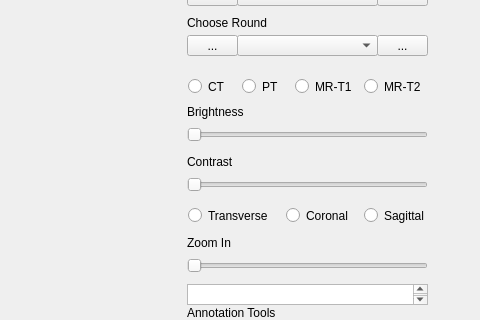
The window that py_code/main_window.ui (BBQtime/iDL_3d) describes before a commit, drawn with Qt 5; both pictures show x 113 to 593 and y 235 to 555 of the 593 by 673 pixel window.
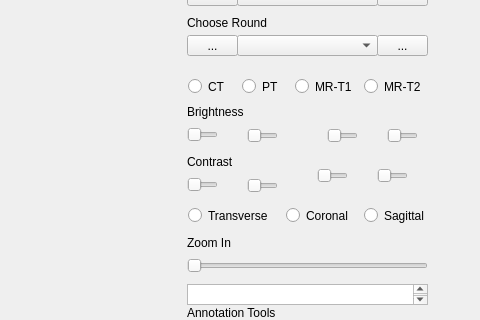
The same window after the commit. Icons and pictures are not drawn.

Commit message: each of the 4 modalities now has their individual brightness and contrast slider bars

The edit to the form file:
```diff
--- a/py_code/main_window.ui
+++ b/py_code/main_window.ui
@@ -166,7 +166,7 @@
      <rect>
       <x>300</x>
       <y>359</y>
-      <width>241</width>
+      <width>31</width>
       <height>22</height>
      </rect>
     </property>
@@ -179,7 +179,7 @@
      <rect>
       <x>300</x>
       <y>409</y>
-      <width>241</width>
+      <width>31</width>
       <height>22</height>
      </rect>
     </property>
@@ -646,6 +646,84 @@
      <string>Choose iDL GTVs</string>
     </property>
    </widget>
+   <widget class="QSlider" name="_slider_bright_pt">
+    <property name="geometry">
+     <rect>
+      <x>360</x>
+      <y>360</y>
+      <width>31</width>
+      <height>22</height>
+     </rect>
+    </property>
+    <property name="orientation">
+     <enum>Qt::Horizontal</enum>
+    </property>
+   </widget>
+   <widget class="QSlider" name="_slider_bright_mrt1">
+    <property name="geometry">
+     <rect>
+      <x>440</x>
+      <y>360</y>
+      <width>31</width>
+      <height>22</height>
+     </rect>
+    </property>
+    <property name="orientation">
+     <enum>Qt::Horizontal</enum>
+    </property>
+   </widget>
+   <widget class="QSlider" name="_slider_bright_mrt2">
+    <property name="geometry">
+     <rect>
+      <x>500</x>
+      <y>360</y>
+      <width>31</width>
+      <height>22</height>
+     </rect>
+    </property>
+    <property name="orientation">
+     <enum>Qt::Horizontal</enum>
+    </property>
+   </widget>
+   <widget class="QSlider" name="_slider_contrast_pt">
+    <property name="geometry">
+     <rect>
+      <x>360</x>
+      <y>410</y>
+      <width>31</width>
+      <height>22</height>
+     </rect>
+    </property>
+    <property name="orientation">
+     <enum>Qt::Horizontal</enum>
+    </property>
+   </widget>
+   <widget class="QSlider" name="_slider_contrast_mrt1">
+    <property name="geometry">
+     <rect>
+      <x>430</x>
+      <y>400</y>
+      <width>31</width>
+      <height>22</height>
+     </rect>
+    </property>
+    <property name="orientation">
+     <enum>Qt::Horizontal</enum>
+    </property>
+   </widget>
+   <widget class="QSlider" name="_slider_contrast_mrt2">
+    <property name="geometry">
+     <rect>
+      <x>490</x>
+      <y>400</y>
+      <width>31</width>
+      <height>22</height>
+     </rect>
+    </property>
+    <property name="orientation">
+     <enum>Qt::Horizontal</enum>
+    </property>
+   </widget>
   </widget>
  </widget>
  <resources/>
```
Left out of the diff: 4 changed lines with no effect on the pictures. The commit also changes 3 other files.
